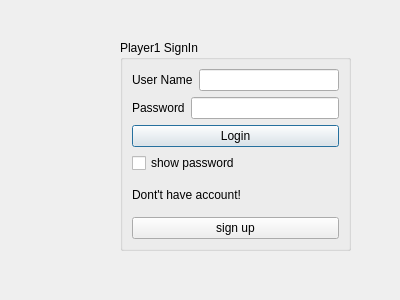
Qt form tictactoev/signin.ui (Jolinejo/Advanced-Tic-Tac-Toe) before a commit.
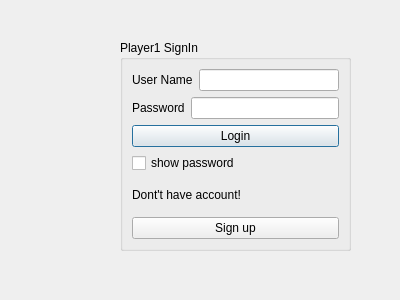
The same form after that commit.

Diff of the .ui file:
```diff
--- a/tictactoev/signin.ui
+++ b/tictactoev/signin.ui
@@ -86,7 +86,7 @@
     <item>
      <widget class="QPushButton" name="pushButton_signup1">
       <property name="text">
-       <string>sign up</string>
+       <string>Sign up</string>
       </property>
      </widget>
     </item>
```
